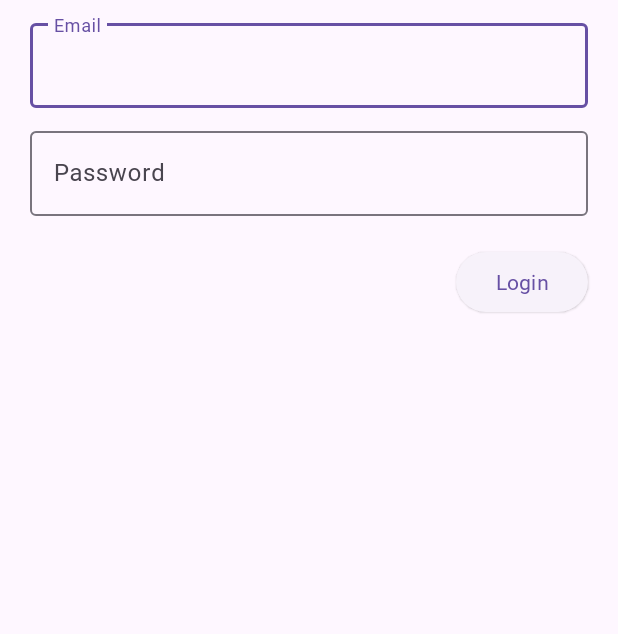
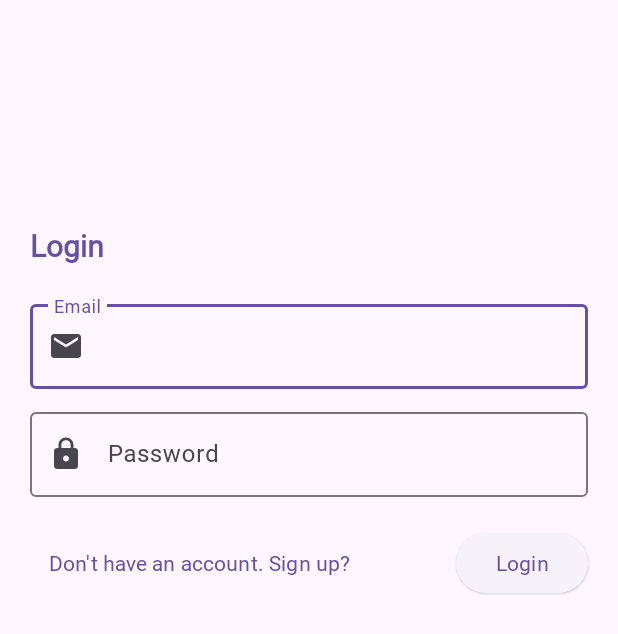
Before and after one commit to brukted/leet-grind-hackaton, an Android app: the fragment LoginFragment shown on its own in the app's theme, after a tap on "Login", on a phone screen of 412 x 824 dp. Shown: the top 634 px of the screen. Run offline under Robolectric (Android 15) with nearby library versions, the phone set to English and light mode, and no system bars; our stand-ins replace Dagger/Hilt's generated code, data binding; network calls fail.

Commit message:
add two way navigation from-to login-registration

```diff
--- a/android/ProjectFinder/app/src/main/java/com/leetgrind/projectfinder/data/model/response/LoginResponse.kt
+++ b/android/ProjectFinder/app/src/main/java/com/leetgrind/projectfinder/data/model/response/LoginResponse.kt
@@ -1,5 +1,6 @@
 package com.leetgrind.projectfinder.data.model.response
 
 data class LoginResponse(
+    val user: ProfileResponse,
     val token: String
 )
--- a/android/ProjectFinder/app/src/main/java/com/leetgrind/projectfinder/data/repository/DefaultAuthRepository.kt
+++ b/android/ProjectFinder/app/src/main/java/com/leetgrind/projectfinder/data/repository/DefaultAuthRepository.kt
@@ -43,8 +43,6 @@ class DefaultAuthRepository @Inject constructor(
 
                 response.body()!!.apply {
                     localPrefStore.setAuthToken(this.data!!.token)
-//                    localPrefStore.setUserId(data.user.id)
-//                    localPrefStore.setMyProfile(this.data.user.toProfile())
                 }
                 return@buildResource
             }
--- a/android/ProjectFinder/app/src/main/java/com/leetgrind/projectfinder/ui/authentication/login/LoginFragment.kt
+++ b/android/ProjectFinder/app/src/main/java/com/leetgrind/projectfinder/ui/authentication/login/LoginFragment.kt
@@ -8,6 +8,8 @@ import android.widget.Toast
 import androidx.fragment.app.Fragment
 import androidx.fragment.app.viewModels
 import androidx.lifecycle.lifecycleScope
+import androidx.navigation.fragment.findNavController
+import com.leetgrind.projectfinder.R
 import com.leetgrind.projectfinder.common.Resource
 import com.leetgrind.projectfinder.databinding.FragmentLoginBinding
 import com.leetgrind.projectfinder.utils.gone
@@ -72,6 +74,10 @@ class LoginFragment : Fragment() {
                         }
                 }
             }
+
+            binding.dontHaveAccountBtn.setOnClickListener {
+                findNavController().navigate(R.id.action_loginFragment_to_register2)
+            }
         }
     }
 }
--- a/android/ProjectFinder/app/src/main/java/com/leetgrind/projectfinder/ui/authentication/register/RegisterFragment.kt
+++ b/android/ProjectFinder/app/src/main/java/com/leetgrind/projectfinder/ui/authentication/register/RegisterFragment.kt
@@ -73,5 +73,11 @@ class RegisterFragment : Fragment() {
                     }
             }
         }
+
+        binding.apply {
+            binding.alreadyHaveAnAccountBtn.setOnClickListener{
+                findNavController().navigate(R.id.action_register2_to_loginFragment)
+            }
+        }
     }
 }
--- a/android/ProjectFinder/app/src/main/java/com/leetgrind/projectfinder/ui/profile/ProfileFragment.kt
+++ b/android/ProjectFinder/app/src/main/java/com/leetgrind/projectfinder/ui/profile/ProfileFragment.kt
@@ -59,7 +59,7 @@ class ProfileFragment : Fragment() {
     }
 
     private fun fillOutProfile(profile: ProfileResponse) {
-        binding.fullName.text = getString(R.string.full_name, profile.name, profile.lastName)
+        binding.fullName.text = getString(R.string.full_name, profile.firstName, profile.lastName)
         binding.detailsCardEmailText.text = profile.email
         binding.detailsCardTelegramText.text = profile.telegram
         if (profile.phone != null) {
--- a/android/ProjectFinder/app/src/main/res/layout/fragment_login.xml
+++ b/android/ProjectFinder/app/src/main/res/layout/fragment_login.xml
@@ -14,23 +14,36 @@
         android:layout_height="match_parent"
         tools:context=".ui.authentication.register.RegisterFragment">
 
+        <TextView
+            android:id="@+id/loginLabel"
+            android:layout_width="wrap_content"
+            android:layout_height="wrap_content"
+            android:layout_marginStart="20dp"
+            android:layout_marginTop="150dp"
+            android:text="Login"
+            android:textAppearance="@style/TextAppearance.AppCompat.Headline"
+            android:textColor="?attr/colorPrimary"
+            android:textSize="20sp"
+            android:textStyle="bold"
+            app:layout_constraintStart_toStartOf="parent"
+            app:layout_constraintTop_toTopOf="parent" />
+
         <com.google.android.material.textfield.TextInputLayout
             android:id="@+id/email"
             android:layout_width="0dp"
             android:layout_height="wrap_content"
-            android:layout_marginStart="20dp"
-            android:layout_marginTop="10dp"
+            android:layout_marginTop="20dp"
             android:layout_marginEnd="20dp"
             android:hint="Email"
             app:layout_constraintEnd_toEndOf="parent"
-            app:layout_constraintStart_toStartOf="parent"
-            app:layout_constraintTop_toTopOf="parent">
+            app:layout_constraintStart_toStartOf="@+id/loginLabel"
+            app:layout_constraintTop_toBottomOf="@+id/loginLabel"
+            app:startIconDrawable="@drawable/ic_email">
 
             <com.google.android.material.textfield.TextInputEditText
                 android:layout_width="match_parent"
                 android:layout_height="wrap_content"
-                android:text="@={loginViewModel.email}"
-                />
+                android:text="@={loginViewModel.email}" />
 
         </com.google.android.material.textfield.TextInputLayout>
 
@@ -45,7 +58,8 @@
             android:hint="Password"
             app:layout_constraintEnd_toEndOf="@+id/email"
             app:layout_constraintStart_toStartOf="@+id/email"
-            app:layout_constraintTop_toBottomOf="@+id/email">
+            app:layout_constraintTop_toBottomOf="@+id/email"
+            app:startIconDrawable="@drawable/ic_lock">
 
             <com.google.android.material.textfield.TextInputEditText
                 android:layout_width="match_parent"
@@ -74,6 +88,16 @@
             app:layout_constraintStart_toStartOf="@+id/loginBtn"
             app:layout_constraintTop_toBottomOf="@+id/password" />
 
+        <Button
+            android:id="@+id/dontHaveAccountBtn"
+            style="@style/Widget.Material3.Button.TextButton"
+            android:layout_width="wrap_content"
+            android:layout_height="wrap_content"
+            android:layout_marginTop="20dp"
+            android:text="Don't have an account. Sign up?"
+            app:layout_constraintStart_toStartOf="@+id/password"
+            app:layout_constraintTop_toBottomOf="@+id/password" />
+
     </androidx.constraintlayout.widget.ConstraintLayout>
 
 </layout>
```
Also changed, not shown: android/ProjectFinder/app/src/main/java/com/leetgrind/projectfinder/data/model/response/ProfileResponse.kt (+7 -3 lines), android/ProjectFinder/app/src/main/res/layout/fragment_register.xml (+19 -4 lines).
